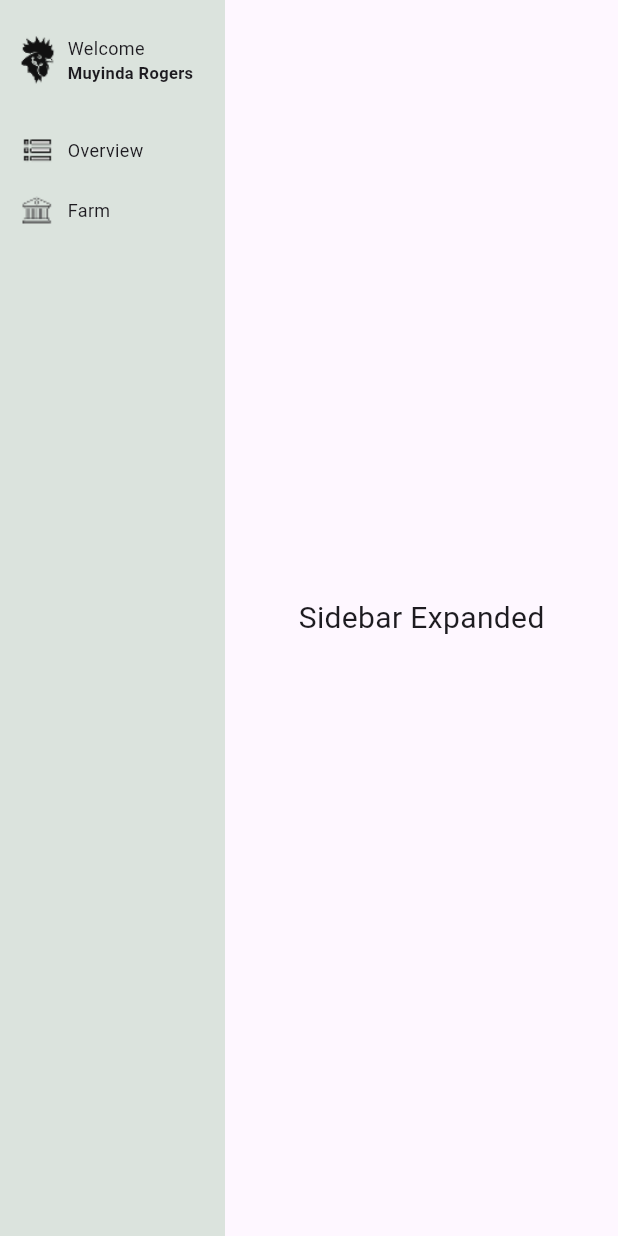
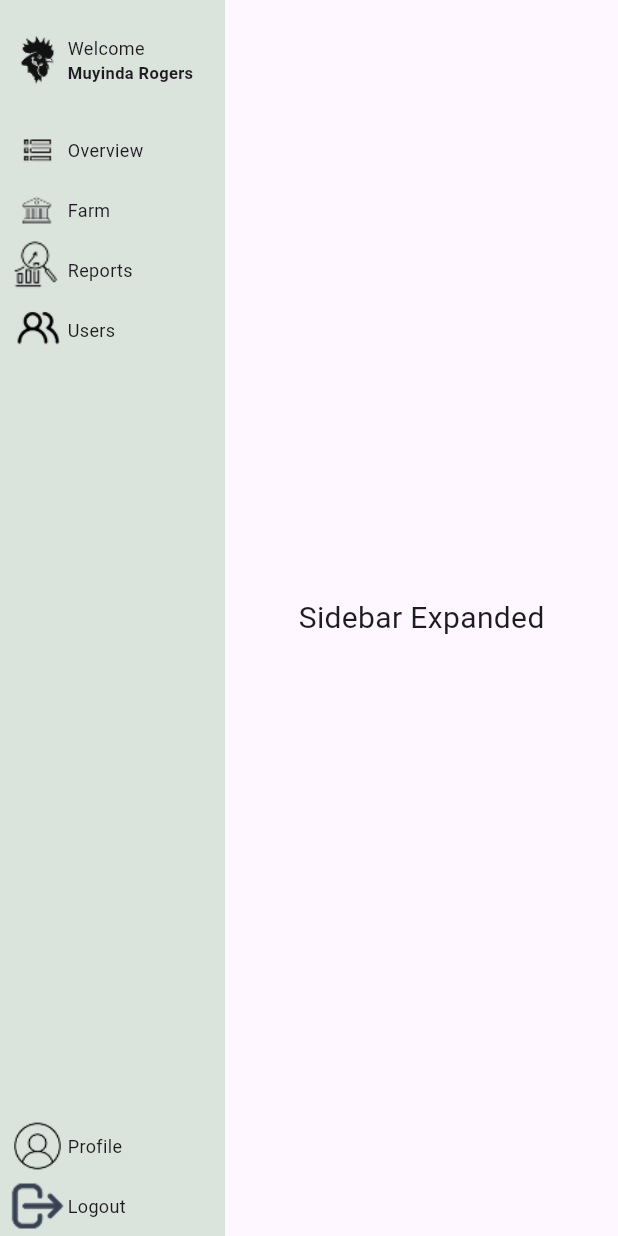
Before and after one commit to Moverr/cooply, a Flutter app: the Dashboard screen opened directly, on a phone screen of 412 x 824 dp. Run offline on Flutter 3.47's test engine with Material 3 defaults, Android fonts, the phone set to English and light mode, and no system bars.

Commit message:
Debugging Changes

```diff
--- a/lib/main.dart
+++ b/lib/main.dart
@@ -1,4 +1,4 @@
-import 'package:cooply/screens/splash_screen.dart';
+import 'package:Cooply/screens/splash_screen.dart';
 import 'package:flutter/material.dart';
 
 void main() {
--- a/lib/screens/dashboard/dashboard_screen.dart
+++ b/lib/screens/dashboard/dashboard_screen.dart
@@ -1,5 +1,7 @@
 import 'package:flutter/cupertino.dart';
 import 'package:flutter/material.dart';
+
+import '../../models/MenuDto.dart';
 
 class Dashboard extends StatefulWidget {
   @override
@@ -8,6 +10,17 @@ class Dashboard extends StatefulWidget {
 
 class _DashboardState extends State<Dashboard> {
   bool isExpanded = true;
+
+
+  final List<Menu> _menuList = [
+    const Menu(item: "Overview", asset: "assets/overview.png"),
+    const Menu(item: "Farm", asset: "assets/farm.png"),
+    const Menu(item: "Reports", asset: "assets/reports.png"),
+    const Menu(item: "Users", asset: "assets/users.png"),
+  ];
+
+
+
 
   @override
   Widget build(BuildContext context) {
@@ -95,8 +108,25 @@ class _DashboardState extends State<Dashboard> {
                       ),
                     ),
                   ),
-                  _MenuItem("assets/overview.png", "Overview"),
-                  _MenuItem("assets/farm.png", "Farm"),
+
+
+                  _Divider(),
+
+
+                  ... _menuList.map((item) => Column(
+                    children: [
+                      _MenuItem(item.asset, item.item),
+                      _Divider(),
+                    ],
+                  )).toList(),
+
+                  const Spacer(),
+                  _MenuItem("assets/profile_icon.png", "Profile"),
+                  _Divider(),
+                  _MenuItem("assets/logout.png", "Logout"),
+                //isLogout: true),
+
+
                 ],
               ),
             ),
@@ -115,6 +145,8 @@ class _DashboardState extends State<Dashboard> {
       ),
     );
   }
+
+
 
   InkWell _MenuItem(String asset, String title) {
     return InkWell(
@@ -160,39 +192,18 @@ class _DashboardState extends State<Dashboard> {
     );
   }
 
-  Widget _buildMenuItem(IconData icon, String title) {
-    return InkWell(
-      onTap: () {},
-      child: Center(
-        // padding: const EdgeInsets.symmetric(vertical: 10, horizontal: 0),
-        child: Row(
-          mainAxisAlignment: MainAxisAlignment.center,
-          children: [
-            SizedBox(
-                width: 24,
-                child: IconButton(
-                  onPressed: () {
-                    setState(() {
-                      isExpanded = !isExpanded;
-                    });
-                  },
-                  icon: Icon(
-                    icon,
-                    color: Colors.white,
-                  ),
-                )),
-            if (isExpanded) const SizedBox(width: 10),
-            if (isExpanded)
-              SizedBox(
-                width: 100,
-                child: Text(
-                  title,
-                  style: const TextStyle(color: Colors.white),
-                ),
-              ),
-          ],
-        ),
-      ),
+
+  // Divider Widget
+  Widget _Divider() {
+    return (isExpanded ==false) ?
+     Padding(
+      padding: const EdgeInsets.symmetric(horizontal: 10),
+      child: Divider(color: Colors.black12, thickness: 1),
+    ) :  Container(
+
     );
+
   }
+
+
 }
--- a/lib/screens/register_form_screen.dart
+++ b/lib/screens/register_form_screen.dart
@@ -1,5 +1,7 @@
-import 'package:cooply/utils/AppConstants.dart';
+
 import 'package:flutter/material.dart';
+
+import '../utils/AppConstants.dart';
 
 class RegisterForm extends StatefulWidget {
   @override
--- a/pubspec.yaml
+++ b/pubspec.yaml
@@ -1,4 +1,4 @@
-name: cooply
+name: Cooply
 description: "Manage your chicken farm"
 # The following line prevents the package from being accidentally published to
 # pub.dev using `flutter pub publish`. This is preferred for private packages.
@@ -58,6 +58,9 @@ flutter:
     - assets/chicken.png
     - assets/overview.png
     - assets/farm.png
+    - assets/reports.png
+    - assets/logout.png
+    - assets/users.png
 
 
 
```
Also changed, not shown: lib/screens/home_screen.dart (+5 -4 lines), lib/screens/login_form_screen.dart (+4 -3 lines), lib/screens/splash_screen.dart (+6 -4 lines), assets/logout.png (added), assets/reports.png (added), assets/users.png (added), lib/services/MenuService.dart (added), 1 other file.
